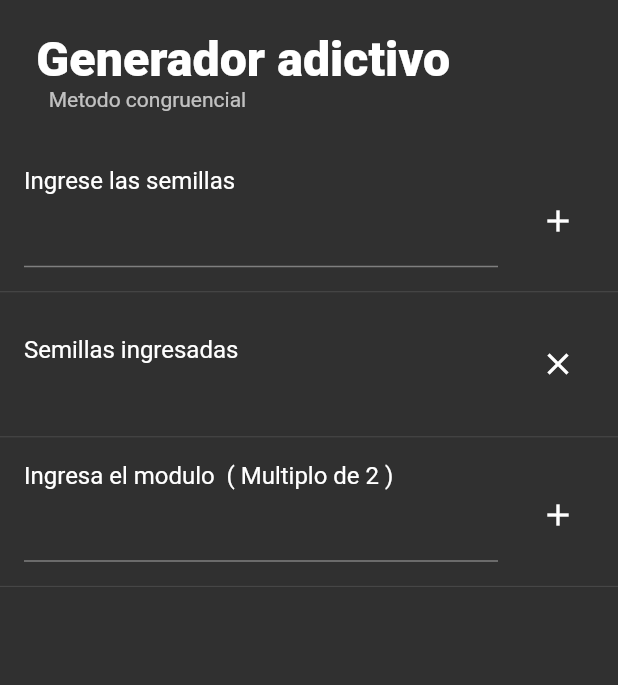
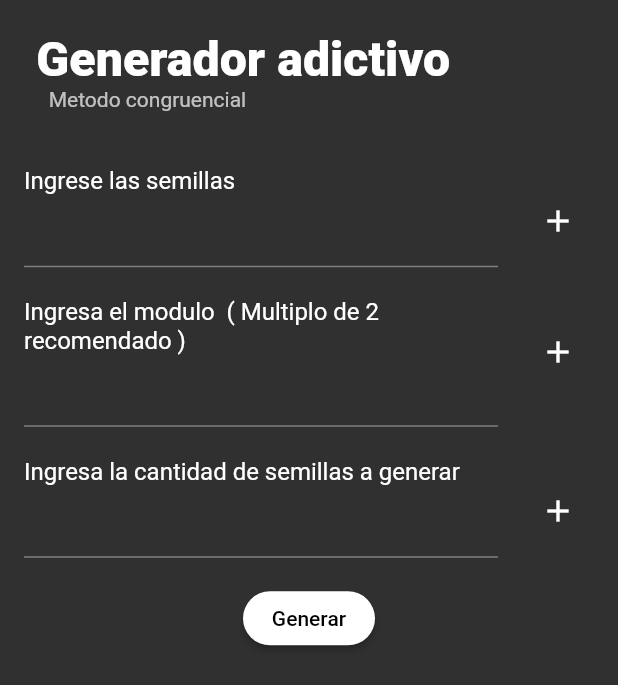
Before and after one commit to elalo4171/simulacionF, a Flutter app: the screen it shows after launch, on a phone screen of 412 x 824 dp. Shown: the top 685 px of the screen. Run offline on Flutter 3.47's test engine with Material 2 defaults, Android fonts, the phone set to English and light mode, and no system bars.

Commit message:
Adictivo completado

```diff
--- a/lib/src/pages/generador_adictivo.dart
+++ b/lib/src/pages/generador_adictivo.dart
@@ -14,18 +14,22 @@ class Adictivo extends StatefulWidget {
 class _AdictivoState extends State<Adictivo> {
   TextEditingController _controllerSemillas;
   TextEditingController _controllerModulo;
+  TextEditingController _controllerCantidad;
   List<double> _semillas;
   int _modulo;
-  int _numero_semilla;
+  int _cantidad_semillas;
   bool _editModulo;
+  bool _editCantidad;
   @override
   void initState() {
     _editModulo = true;
+    _editCantidad = true;
     _controllerSemillas = new TextEditingController();
     _controllerModulo = new TextEditingController();
+    _controllerCantidad = new TextEditingController();
     _semillas = [];
     _modulo = 100;
-    _numero_semilla = 100;
+    _cantidad_semillas = 100;
     super.initState();
   }
 
@@ -39,7 +43,7 @@ class _AdictivoState extends State<Adictivo> {
 
   @override
   Widget build(BuildContext context) {
-    final adictivo = Provider.of<GeneradorAleatorios>(context);
+    final generador = Provider.of<GeneradorAleatorios>(context);
     Responsive _responsive = new Responsive(context);
     TextStyle tittle =
         TextStyle(fontSize: _responsive.ip * .035, fontWeight: FontWeight.w900);
@@ -54,27 +58,57 @@ class _AdictivoState extends State<Adictivo> {
                   padding: EdgeInsets.only(
                       top: _responsive.height * .02,
                       left: _responsive.width * .02),
-                  child: ListTile(
-                    title: Text(
-                      'Generador adictivo',
-                      style: tittle,
-                    ),
-                    subtitle: Container(
-                        padding: EdgeInsets.only(left: _responsive.width * .02),
-                        child: Text("Metodo congruencial")),
-                  ),
+                  child: tiitlePage(tittle, _responsive),
                 ),
                 Container(
                   height: _responsive.height * .87,
                   child: Column(
                     children: <Widget>[
-                      SizedBox(height: _responsive.height*.03,),
+                      SizedBox(
+                        height: _responsive.height * .03,
+                      ),
                       ingresarSemillas(),
-                      Divider(height: _responsive.height*.03,),
-                      showSemillas(),
-                      Divider(height: _responsive.height*.03,),
+                      SizedBox(
+                        height: _responsive.height * .015,
+                      ),
+                      _semillas.length != 0 ? showSemillas() : Container(),
+                      _semillas.length != 0
+                          ? SizedBox(
+                              height: _responsive.height * .015,
+                            )
+                          : Container(),
                       ingresarModulo(),
-                      Divider(height: _responsive.height*.03,),
+                      SizedBox(
+                        height: _responsive.height * .015,
+                      ),
+                      ingresarCantidad(),
+                      SizedBox(
+                        height: _responsive.height * .015,
+                      ),
+                      RaisedButton(
+                        color: Colors.white,
+                        child: Text(
+                          "Generar",
+                          style: TextStyle(color: Colors.black),
+                        ),
+                        splashColor: Colors.grey,
+                        shape: RoundedRectangleBorder(
+                          borderRadius: BorderRadius.circular(18.0),
+                        ),
+                        onPressed: () {
+                          generador.generarAdictivo(
+                              _semillas, _modulo, _cantidad_semillas);
+                          _semillas = [];
+                          _modulo = 0;
+                          _cantidad_semillas = 0;
+                          _controllerCantidad.clear();
+                          _controllerModulo.clear();
+                          _controllerSemillas.clear();
+                          _editCantidad = true;
+                          _editModulo = true;
+                          setState(() {});
+                        },
+                      )
                     ],
                   ),
                 )
@@ -86,9 +120,21 @@ class _AdictivoState extends State<Adictivo> {
     );
   }
 
+  ListTile tiitlePage(TextStyle tittle, Responsive _responsive) {
+    return ListTile(
+      title: Text(
+        'Generador adictivo',
+        style: tittle,
+      ),
+      subtitle: Container(
+          padding: EdgeInsets.only(left: _responsive.width * .02),
+          child: Text("Metodo congruencial")),
+    );
+  }
+
   ListTile ingresarModulo() {
     return ListTile(
-      title: Text("Ingresa el modulo  ( Multiplo de 2 )"),
+      title: Text("Ingresa el modulo  ( Multiplo de 2 recomendado )"),
       subtitle: TextField(
         enabled: _editModulo,
         controller: _controllerModulo,
@@ -104,6 +150,7 @@ class _AdictivoState extends State<Adictivo> {
           ),
           onPressed: _editModulo
               ? () {
+                  _modulo = int.parse(_controllerModulo.value.text);
                   _editModulo = false;
                   setState(() {});
                 }
@@ -149,4 +196,30 @@ class _AdictivoState extends State<Adictivo> {
           }),
     );
   }
+
+  ListTile ingresarCantidad() {
+    return ListTile(
+      title: Text("Ingresa la cantidad de semillas a generar"),
+      subtitle: TextField(
+        controller: _controllerCantidad,
+        keyboardType: TextInputType.number,
+        inputFormatters: <TextInputFormatter>[
+          WhitelistingTextInputFormatter.digitsOnly
+        ],
+      ),
+      trailing: IconButton(
+          icon: Icon(_editCantidad ? Icons.add : Icons.edit),
+          onPressed: _editCantidad
+              ? () {
+                  _cantidad_semillas =
+                      int.parse(_controllerCantidad.value.text);
+                  _editCantidad = false;
+                  setState(() {});
+                }
+              : () {
+                  _editCantidad = true;
+                  setState(() {});
+                }),
+    );
+  }
 }
```
Also changed, not shown: lib/src/providers/generacion_provider.dart (+15 -4 lines).
